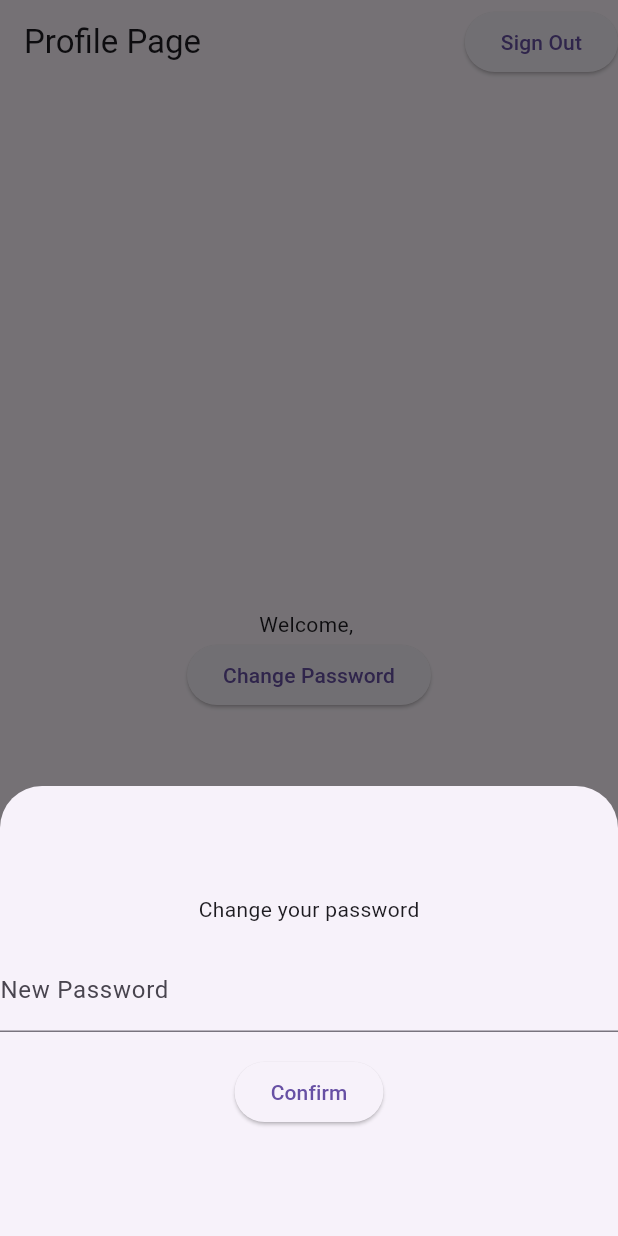
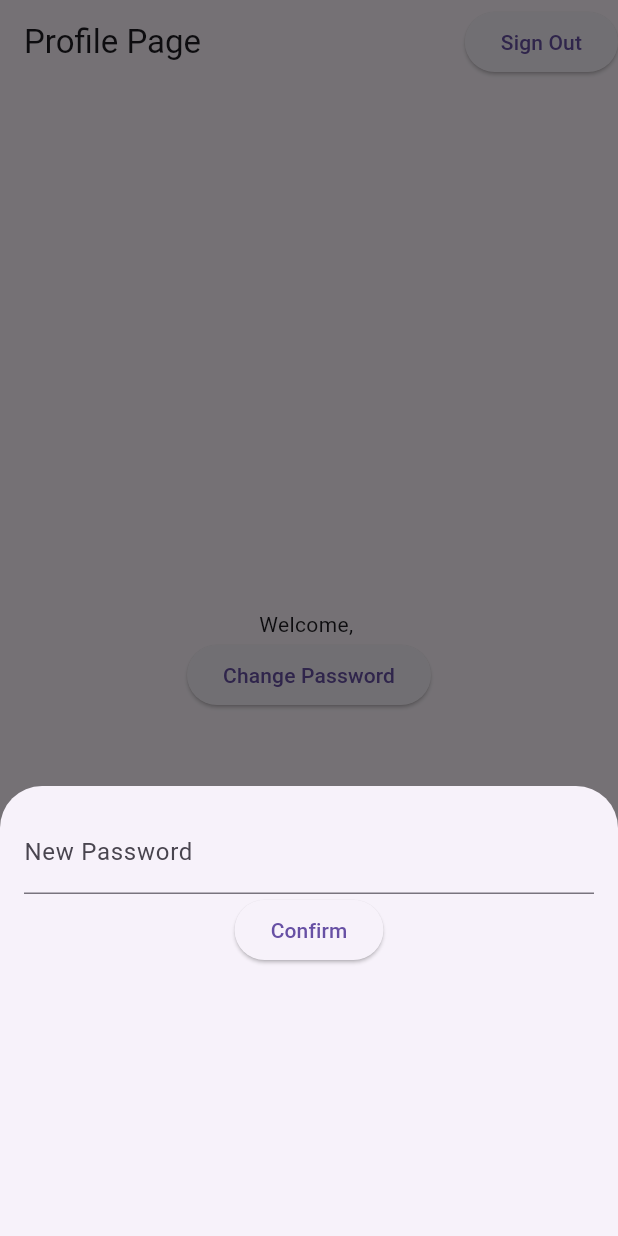
Before and after one commit to mnewby4/activity13, a Flutter app: the AuthService screen opened directly with empty values, after a tap on "Change Password", on a phone screen of 412 x 824 dp. Run offline on Flutter 3.47's test engine with Material 3 defaults, Android fonts, the phone set to English and light mode, and no system bars; our stand-ins replace cloud_firestore, firebase_auth, firebase_core; accounts and stored records are empty.

Commit message:
change password is functional

```diff
--- a/lib/main.dart
+++ b/lib/main.dart
@@ -278,8 +278,6 @@ class _ProfilePage extends State<AuthService> {
   User? user = FirebaseAuth.instance.currentUser;
   final TextEditingController _changedController = TextEditingController();
   final GlobalKey<FormState> _changedKey = GlobalKey<FormState>();
-
-
   Widget _welcomeInfo() {
     return Text("Welcome, ${user!.email}");
   }
@@ -291,70 +289,41 @@ class _ProfilePage extends State<AuthService> {
   }
 
   void _changePassword() {
-    showModalBottomSheet<void>(
+    showModalBottomSheet(
       context: context,
       builder: (BuildContext context) {
+        String errorMessage = " ";
+        return StatefulBuilder(
+          builder: (BuildContext context, StateSetter modalSetState) {
             return Container(
               height: 300,
-                child: Center(
+              padding: EdgeInsets.all(16),
               child: Column(
-                    mainAxisAlignment: MainAxisAlignment.center,
-                    mainAxisSize: MainAxisSize.min,
-                    children: <Widget>[
-                      /*TextFormField(
+                children: [
+                  TextFormField(
                     controller: _changedController,
-                        decoration: InputDecoration(labelText: 'New Password'),
+                    decoration: InputDecoration(labelText: "New Password"),
                   ),
                   ElevatedButton(
-                        child: const Text('Confirm'),
-                        onPressed: () => {
-                          /*if (_changedController.text.isEmpty) {
-                            AlertDialog(
-                              title: Text('Please enter a new password')
-                            )
-                          },*/
-                          Navigator.pop(context),
-                        },
-                      ),*/
-                      Form(
-                        key: _changedKey,
-                        child: Column(
-                          crossAxisAlignment: CrossAxisAlignment.start,
-                          children: <Widget>[
-                            Container(
-                              child: Text('Change your password'),
-                              padding: const EdgeInsets.all(16),
-                              alignment: Alignment.center,
-                            ),
-                            TextFormField(
-                              controller: _changedController,
-                              decoration: InputDecoration(labelText: 'New Password'),
-                              validator: (value) {
-                                if (value?.isEmpty??true) {
-                                  return 'Please enter some text';
-                                }
-                                return null;
-                              },
-                            ),
-                            Container(
-                              padding: const EdgeInsets.symmetric(vertical: 16.0),
-                              alignment: Alignment.center,
-                              child: ElevatedButton(
-                                onPressed: () {
-                                  if (_changedKey.currentState!.validate()) {
-                                    //_changePassword();
-                                    print("hey");
+                    onPressed: () async {
+                      try {
+                        await user?.updatePassword(_changedController.text);
+                        modalSetState(() {
+                          errorMessage = "Successfully changed password";
+                        });
+                      } catch (e) {
+                        modalSetState(() {
+                          errorMessage = e.toString();
+                        });
                       }
                     },
-                                child: Text('Confirm'),
+                    child: Text("Confirm"),
                   ),
-                            ),
+                  Text(errorMessage),
                 ],
               ),
-                      ),
-                    ],
-                  ),
-                ),
+            );
+          },
         );
       },
     );
```
Lines whose indentation alone changed are shown as unchanged.
